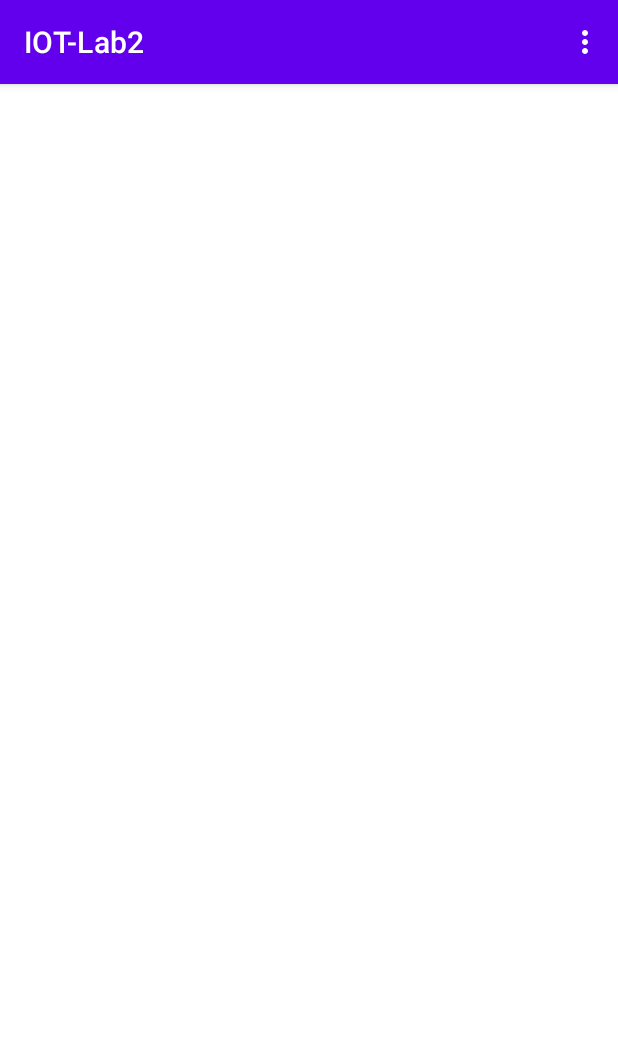
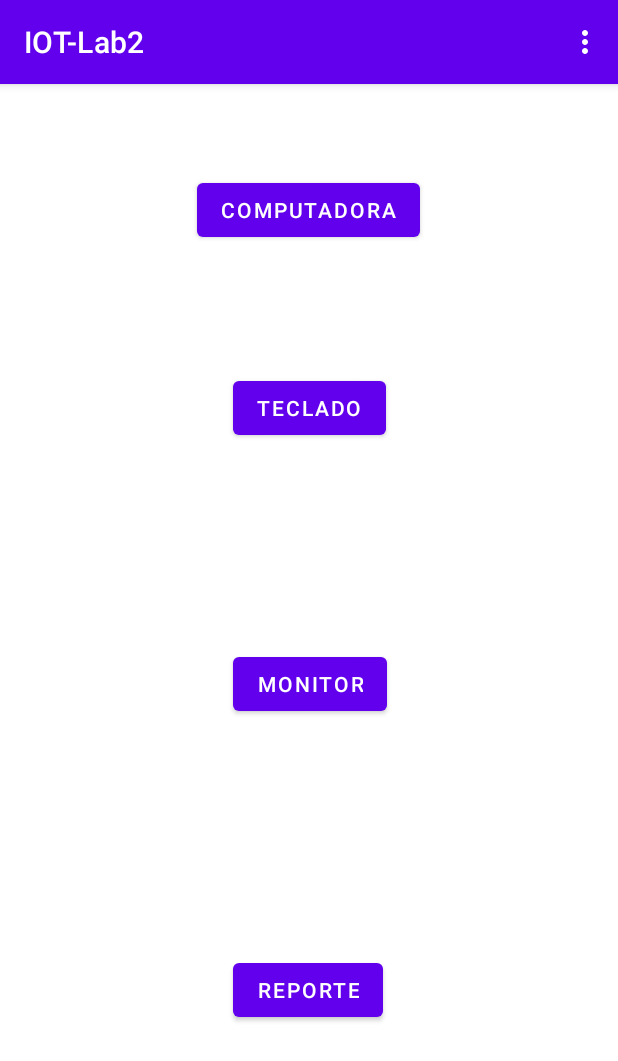
Before and after one commit to PercyDLR/IOT-Lab2, an Android app: the screen it shows after launch (MainActivity), on a phone screen of 412 x 824 dp. Shown: the top 1061 px of the screen. Run offline under Robolectric (Android 15) with nearby library versions, the phone set to English and light mode, and no system bars.

Commit message:
pagina principal

```diff
--- a/app/src/main/res/layout/activity_main.xml
+++ b/app/src/main/res/layout/activity_main.xml
@@ -4,4 +4,50 @@
     xmlns:tools="http://schemas.android.com/tools"
     android:layout_width="match_parent"
     android:layout_height="match_parent"
-    tools:context=".MainActivity"/>
+    tools:context=".MainActivity">
+
+    <Button
+        android:id="@+id/btnComputadora"
+        android:layout_width="wrap_content"
+        android:layout_height="wrap_content"
+        android:text="Computadora"
+        app:layout_constraintBottom_toBottomOf="parent"
+        app:layout_constraintEnd_toEndOf="parent"
+        app:layout_constraintHorizontal_bias="0.498"
+        app:layout_constraintStart_toStartOf="parent"
+        app:layout_constraintTop_toTopOf="parent"
+        app:layout_constraintVertical_bias="0.083" />
+
+    <Button
+        android:id="@+id/btnTeclado"
+        android:layout_width="wrap_content"
+        android:layout_height="wrap_content"
+        android:layout_marginTop="84dp"
+        android:text="Teclado"
+        app:layout_constraintEnd_toEndOf="@+id/btnComputadora"
+        app:layout_constraintHorizontal_bias="0.51"
+        app:layout_constraintStart_toStartOf="@+id/btnComputadora"
+        app:layout_constraintTop_toBottomOf="@+id/btnComputadora" />
+
+    <Button
+        android:id="@+id/btnMonitor"
+        android:layout_width="wrap_content"
+        android:layout_height="wrap_content"
+        android:layout_marginTop="136dp"
+        android:text="Monitor"
+        app:layout_constraintEnd_toEndOf="@+id/btnTeclado"
+        app:layout_constraintHorizontal_bias="0.0"
+        app:layout_constraintStart_toStartOf="@+id/btnTeclado"
+        app:layout_constraintTop_toBottomOf="@+id/btnTeclado" />
+
+    <Button
+        android:id="@+id/btnReporte"
+        android:layout_width="wrap_content"
+        android:layout_height="wrap_content"
+        android:layout_marginTop="156dp"
+        android:text="Reporte"
+        app:layout_constraintEnd_toEndOf="@+id/btnMonitor"
+        app:layout_constraintHorizontal_bias="0.0"
+        app:layout_constraintStart_toStartOf="@+id/btnMonitor"
+        app:layout_constraintTop_toBottomOf="@+id/btnMonitor" />
+</androidx.constraintlayout.widget.ConstraintLayout>
```
